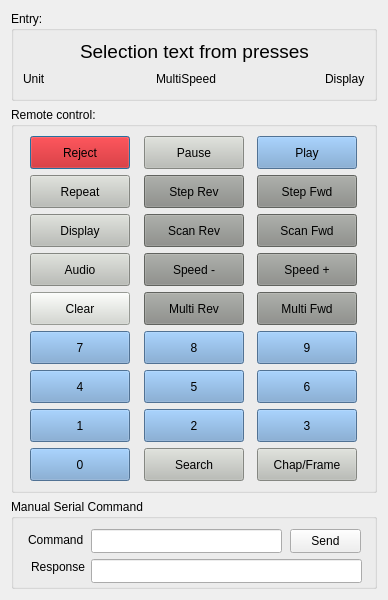
First picture: the form in Linux-Application/DomesdayDuplicator/playerremotedialog.ui, repository simoninns/DomesdayDuplicator-gui-app, before the edit.
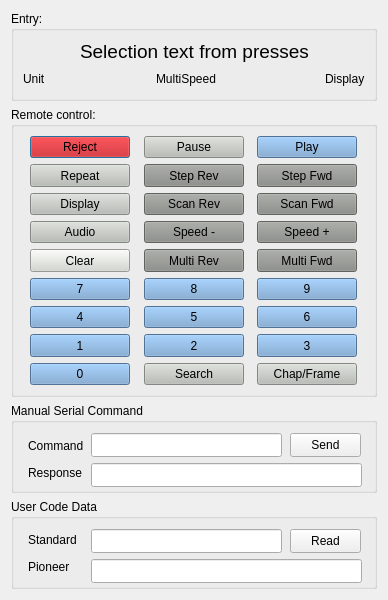
Second picture: the form after the edit.

Commit message: Improvements to capture stats, metadata, and file naming. Added user code retrieval.

The edit to the form file:
```diff
--- a/Linux-Application/DomesdayDuplicator/playerremotedialog.ui
+++ b/Linux-Application/DomesdayDuplicator/playerremotedialog.ui
@@ -12486,7 +12486,7 @@
         <x>17</x>
         <y>33</y>
         <width>61</width>
-        <height>16</height>
+        <height>20</height>
        </rect>
       </property>
       <property name="text">
@@ -12496,10 +12496,10 @@
      <widget class="QLabel" name="label_2">
       <property name="geometry">
        <rect>
-        <x>20</x>
+        <x>17</x>
         <y>60</y>
         <width>61</width>
-        <height>16</height>
+        <height>20</height>
        </rect>
       </property>
       <property name="text">
@@ -12521,6 +12521,87 @@
      </widget>
     </widget>
    </item>
+   <item>
+    <widget class="QGroupBox" name="userCodeCommandsGroup">
+     <property name="sizePolicy">
+      <sizepolicy hsizetype="Preferred" vsizetype="Fixed">
+       <horstretch>0</horstretch>
+       <verstretch>0</verstretch>
+      </sizepolicy>
+     </property>
+     <property name="minimumSize">
+      <size>
+       <width>0</width>
+       <height>90</height>
+      </size>
+     </property>
+     <property name="title">
+      <string>User Code Data</string>
+     </property>
+     <widget class="QLineEdit" name="userCodeStandardString">
+      <property name="geometry">
+       <rect>
+        <x>80</x>
+        <y>30</y>
+        <width>191</width>
+        <height>24</height>
+       </rect>
+      </property>
+     </widget>
+     <widget class="QPushButton" name="readUserCodes">
+      <property name="geometry">
+       <rect>
+        <x>279</x>
+        <y>30</y>
+        <width>71</width>
+        <height>24</height>
+       </rect>
+      </property>
+      <property name="text">
+       <string>Read</string>
+      </property>
+     </widget>
+     <widget class="QLabel" name="label_3">
+      <property name="geometry">
+       <rect>
+        <x>17</x>
+        <y>33</y>
+        <width>61</width>
+        <height>16</height>
+       </rect>
+      </property>
+      <property name="text">
+       <string>Standard</string>
+      </property>
+     </widget>
+     <widget class="QLabel" name="label_4">
+      <property name="geometry">
+       <rect>
+        <x>17</x>
+        <y>60</y>
+        <width>61</width>
+        <height>16</height>
+       </rect>
+      </property>
+      <property name="text">
+       <string>Pioneer</string>
+      </property>
+     </widget>
+     <widget class="QLineEdit" name="userCodePioneerString">
+      <property name="geometry">
+       <rect>
+        <x>80</x>
+        <y>60</y>
+        <width>271</width>
+        <height>24</height>
+       </rect>
+      </property>
+      <property name="readOnly">
+       <bool>true</bool>
+      </property>
+     </widget>
+    </widget>
+   </item>
   </layout>
  </widget>
  <resources/>
```
The commit also changes 16 other files.
